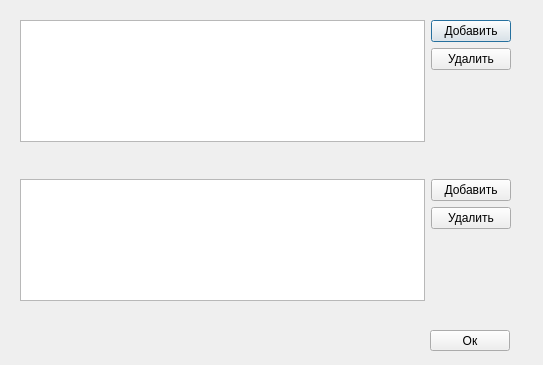
Above: ui/studentswindow.ui from 7enSmile/clientVKR before the change. Below: the same form after it.
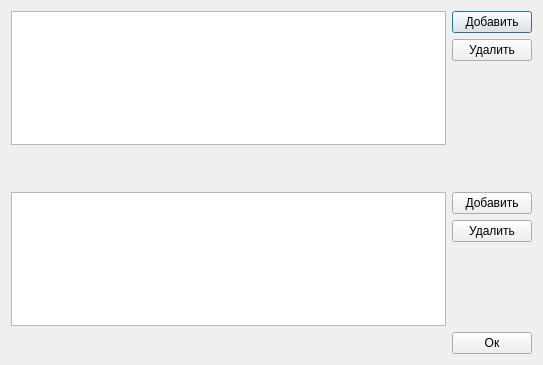
That is the form after the change.

Commit message: Исправление формы

Patch:
```diff
--- a/ui/studentswindow.ui
+++ b/ui/studentswindow.ui
@@ -13,15 +13,8 @@
   <property name="windowTitle">
    <string>Dialog</string>
   </property>
-  <widget class="QWidget" name="verticalLayoutWidget">
-   <property name="geometry">
-    <rect>
-     <x>20</x>
-     <y>20</y>
-     <width>491</width>
-     <height>281</height>
-    </rect>
-   </property>
+  <layout class="QVBoxLayout" name="verticalLayout_2">
+   <item>
    <layout class="QVBoxLayout" name="verticalLayout">
     <item>
      <layout class="QHBoxLayout" name="horizontalLayout">
@@ -142,20 +135,32 @@
      </layout>
     </item>
    </layout>
-  </widget>
+   </item>
+   <item>
+    <layout class="QHBoxLayout" name="horizontalLayout_2">
+     <item>
+      <spacer name="horizontalSpacer">
+       <property name="orientation">
+        <enum>Qt::Horizontal</enum>
+       </property>
+       <property name="sizeHint" stdset="0">
+        <size>
+         <width>40</width>
+         <height>20</height>
+        </size>
+       </property>
+      </spacer>
+     </item>
+     <item>
   <widget class="QPushButton" name="pushButtonOk">
-   <property name="geometry">
-    <rect>
-     <x>430</x>
-     <y>330</y>
-     <width>80</width>
-     <height>21</height>
-    </rect>
-   </property>
    <property name="text">
     <string>Ок</string>
    </property>
   </widget>
+     </item>
+    </layout>
+   </item>
+  </layout>
  </widget>
  <resources/>
  <connections/>
```
Lines whose indentation alone changed are shown as unchanged. The commit also changes 1 other file.
